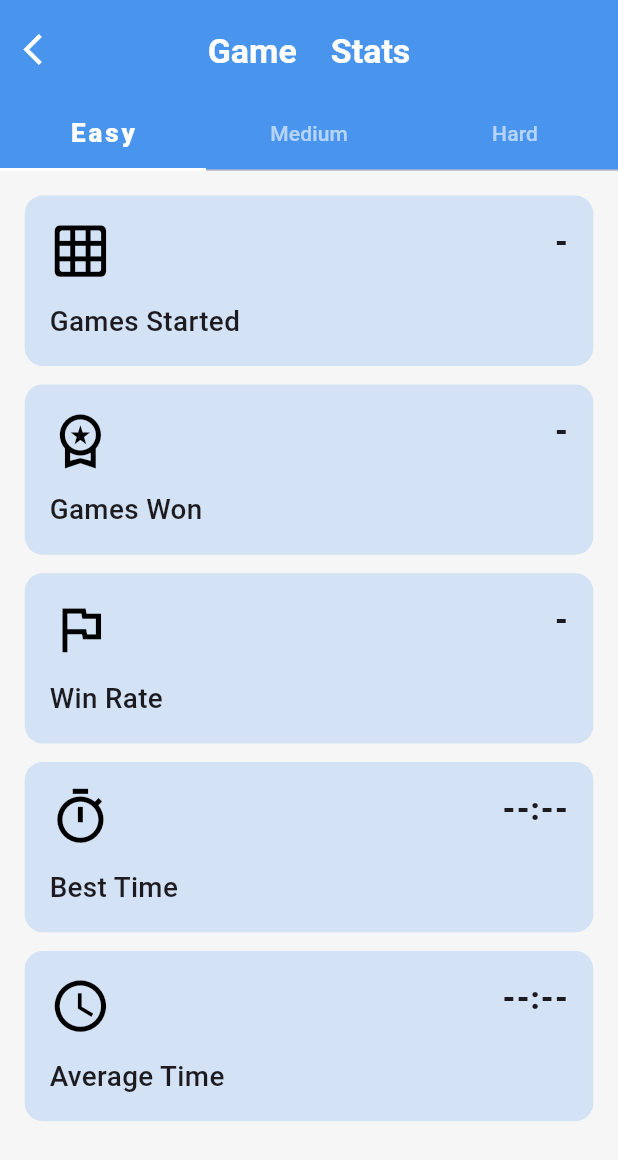
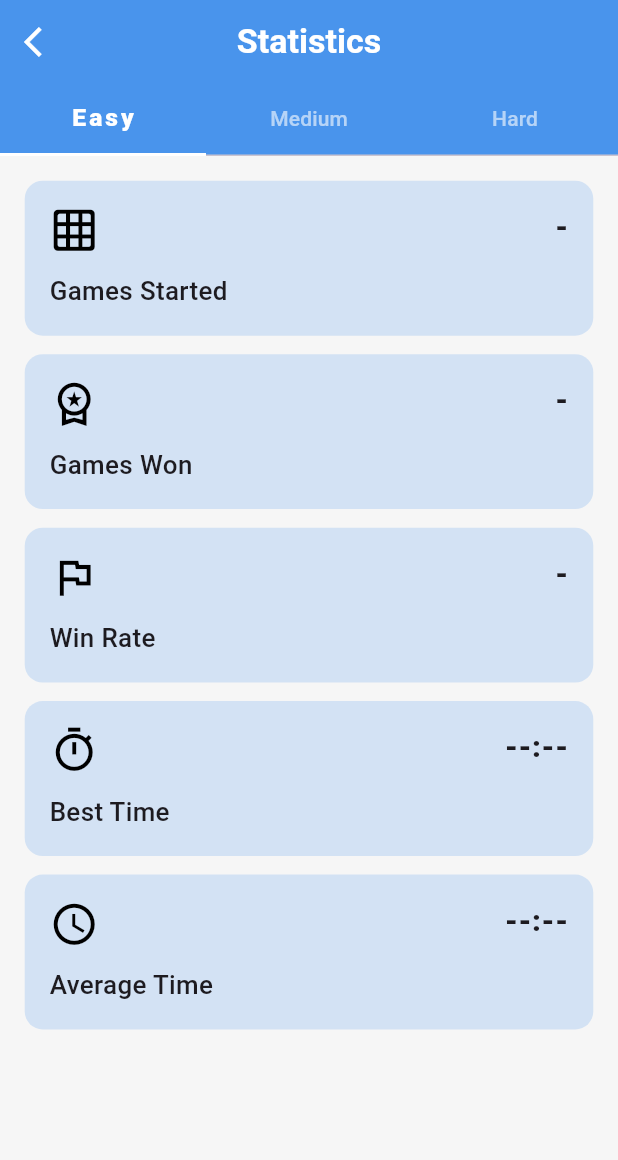
Before and after one commit to recepsenoglu/minesweeper, a Flutter app: the screen it shows after launch, after a tap on "Statistics", on a phone screen of 412 x 824 dp. Shown: the top 1160 px of the screen. Run offline on Flutter 3.47's test engine with Material 3 defaults, Android fonts, the phone set to English and light mode, and no system bars; our stand-ins replace easy_localization, google_fonts, in_app_review, just_audio, share_plus, shared_preferences.

Commit message:
statistics view fixed and translated

```diff
--- a/assets/translations/en-US.json
+++ b/assets/translations/en-US.json
@@ -12,5 +12,16 @@
     "version": "Version {}",
     "moreGames": "More games",
     "developerWebsite": "Developer's website",
-    "privacyPolicy": "Privacy policy"
+    "privacyPolicy": "Privacy policy",
+
+    "easy": "Easy",
+    "medium": "Medium",
+    "hard": "Hard",
+    "gamesStarted": "Games Started",
+    "gamesWon": "Games Won",
+    "winRate": "Win Rate",
+    "bestTime": "Best Time",
+    "averageTime": "Average Time",
+
+    "statisticsError": "There has been an error getting statistics. Please try again later."
 }
--- a/assets/translations/tr-TR.json
+++ b/assets/translations/tr-TR.json
@@ -12,5 +12,16 @@
     "version": "Versiyon {}",
     "moreGames": "Daha fazla oyun",
     "developerWebsite": "Geliştirici web sitesi",
-    "privacyPolicy": "Gizlilik Politikası"
+    "privacyPolicy": "Gizlilik Politikası",
+
+    "easy": "Kolay",
+    "medium": "Orta",
+    "hard": "Zor",
+    "gamesStarted": "Başlatılan Oyunlar",
+    "gamesWon": "Kazanılan Oyunlar",
+    "winRate": "Kazanma Oranı",
+    "bestTime": "En iyi süre",
+    "averageTime": "Ortalama süre",
+
+    "statisticsError": "İstatistikler yüklenirken bir hata oluştu. Lütfen daha sonra tekrar deneyin."
 }
--- /dev/null
+++ b/lib/mixins/statistics_mixin.dart
@@ -0,0 +1,41 @@
+import 'package:minesweeper/helper/shared_helper.dart';
+import 'package:minesweeper/utils/game_consts.dart';
+
+mixin StatisticsMixin {
+  String timeFormatter(int? time) {
+    if (time == null) {
+      return "--:--";
+    }
+    Duration duration = Duration(seconds: time);
+    int minutes = duration.inMinutes;
+    int seconds = duration.inSeconds - minutes * 60;
+    return "${(minutes > 9 ? "" : "0")}$minutes:${(seconds > 9 ? "" : "0")}$seconds";
+  }
+
+  Future<Map<String, dynamic>> getStatistic(GameMode gameMode) async {
+    final SharedHelper sharedHelper = await SharedHelper.init();
+
+    int? gamesStarted = await sharedHelper.getGamesStarted(gameMode);
+    int? gamesWon = await sharedHelper.getGamesWon(gameMode);
+    int? bestTime = await sharedHelper.getBestTime(gameMode);
+    int? averageTime = await sharedHelper.getAverageTime(gameMode);
+
+    String? winRate;
+
+    if (gamesStarted != null) {
+      if (gamesWon != null) {
+        winRate = "${(gamesWon * 100 / gamesStarted).round()}%";
+      } else {
+        winRate = "0%";
+      }
+    }
+
+    return {
+      "gamesStarted": gamesStarted,
+      "gamesWon": gamesWon,
+      "winRate": winRate,
+      "bestTime": timeFormatter(bestTime),
+      "averageTime": timeFormatter(averageTime),
+    };
+  }
+}
--- a/lib/view/statistics_view/statistics_view.dart
+++ b/lib/view/statistics_view/statistics_view.dart
@@ -1,3 +1,4 @@
+import 'package:easy_localization/easy_localization.dart';
 import 'package:flutter/material.dart';
 
 import '../../utils/game_colors.dart';
@@ -18,9 +19,8 @@ class StatisticsView extends StatelessWidget {
         appBar: AppBar(
           elevation: 0,
           centerTitle: true,
-          toolbarHeight: GameSizes.getHeight(0.08),
           backgroundColor: GameColors.darkBlue,
-          title: const Text(GameStrings.gameStats),
+          title: Text("statistics".tr()),
           titleTextStyle: TextStyle(
             color: Colors.white,
             fontWeight: FontWeight.bold,
@@ -30,8 +30,6 @@ class StatisticsView extends StatelessWidget {
             onPressed: () {
               Navigator.pop(context);
             },
-            iconSize: GameSizes.getWidth(0.06),
-            splashRadius: GameSizes.getWidth(0.06),
             icon: const Icon(
               Icons.arrow_back_ios,
               color: Colors.white,
@@ -41,17 +39,16 @@ class StatisticsView extends StatelessWidget {
             indicatorColor: Colors.white,
             indicatorSize: TabBarIndicatorSize.tab,
             indicatorWeight: 2,
-            tabs: const [
-              Tab(text: GameStrings.easy),
-              Tab(text: GameStrings.medium),
-              Tab(text: GameStrings.hard),
+            tabs: [
+              Tab(text: "easy".tr()),
+              Tab(text: "medium".tr()),
+              Tab(text: "hard".tr()),
             ],
-            // indicator: const BoxDecoration(),
             labelStyle: TextStyle(
               letterSpacing: 2,
               color: Colors.white,
               fontWeight: FontWeight.w800,
-              fontSize: GameSizes.getWidth(0.042),
+              fontSize: GameSizes.getWidth(0.04),
             ),
             unselectedLabelStyle: const TextStyle(color: Colors.white60),
           ),
--- a/lib/view/statistics_view/stats_table.dart
+++ b/lib/view/statistics_view/stats_table.dart
@@ -1,55 +1,17 @@
+import 'package:easy_localization/easy_localization.dart';
 import 'package:flutter/material.dart';
 
-import '../../helper/shared_helper.dart';
+import '../../mixins/statistics_mixin.dart';
 import '../../utils/game_colors.dart';
 import '../../utils/game_consts.dart';
 import '../../utils/game_sizes.dart';
 
-class StatsTable extends StatelessWidget {
+class StatsTable extends StatelessWidget with StatisticsMixin {
   final GameMode gameMode;
   const StatsTable({super.key, required this.gameMode});
 
-  String timeFormatter(int? time) {
-    if (time == null) {
-      return "--:--";
-    }
-    Duration duration = Duration(seconds: time);
-    int minutes = duration.inMinutes;
-    int seconds = duration.inSeconds - minutes * 60;
-    return "${(minutes > 9 ? "" : "0")}$minutes:${(seconds > 9 ? "" : "0")}$seconds";
-  }
-
-  Future<Map<String, dynamic>> getStatistic(GameMode gameMode) async {
-    final SharedHelper sharedHelper = await SharedHelper.init();
-
-    int? gamesStarted = await sharedHelper.getGamesStarted(gameMode);
-    int? gamesWon = await sharedHelper.getGamesWon(gameMode);
-    int? bestTime = await sharedHelper.getBestTime(gameMode);
-    int? averageTime = await sharedHelper.getAverageTime(gameMode);
-
-    String? winRate;
-
-    if (gamesStarted != null) {
-      if (gamesWon != null) {
-        winRate = "${(gamesWon * 100 / gamesStarted).round()}%";
-      } else {
-        winRate = "0%";
-      }
-    }
-
-    return {
-      "gamesStarted": gamesStarted,
-      "gamesWon": gamesWon,
-      "winRate": winRate,
-      "bestTime": timeFormatter(bestTime),
-      "averageTime": timeFormatter(averageTime),
-    };
-  }
-
   @override
   Widget build(BuildContext context) {
-    const String errorStr =
-        "There has been an error getting statistics. Please try again later.";
     return FutureBuilder(
         future: getStatistic(gameMode),
         builder: (context, snapshot) {
@@ -57,7 +19,7 @@ class StatsTable extends StatelessWidget {
             return const Center(child: CircularProgressIndicator());
           }
           if (!snapshot.hasData) {
-            return const Center(child: Text(errorStr));
+            return Center(child: Text("statisticsError".tr()));
           }
 
           Map<String, dynamic> stats = snapshot.data!;
@@ -68,27 +30,27 @@ class StatsTable extends StatelessWidget {
               children: [
                 StatWidget(
                   iconData: Icons.grid_on_rounded,
-                  statName: "Games Started",
+                  statName: "gamesStarted".tr(),
                   statValue: stats['gamesStarted'],
                 ),
                 StatWidget(
                   iconData: Icons.workspace_premium_outlined,
-                  statName: "Games Won",
+                  statName: "gamesWon".tr(),
                   statValue: stats['gamesWon'],
                 ),
                 StatWidget(
                   iconData: Icons.flag_outlined,
-                  statName: "Win Rate",
+                  statName: "winRate".tr(),
                   statValue: stats['winRate'],
                 ),
                 StatWidget(
                   iconData: Icons.timer_outlined,
-                  statName: "Best Time",
+                  statName: "bestTime".tr(),
                   statValue: stats['bestTime'],
                 ),
                 StatWidget(
                   iconData: Icons.access_time_sharp,
-                  statName: "Average Time",
+                  statName: "averageTime".tr(),
                   statValue: stats['averageTime'],
                 ),
               ],
@@ -127,7 +89,7 @@ class StatWidget extends StatelessWidget {
             children: [
               Icon(
                 iconData,
-                size: GameSizes.getWidth(0.1),
+                size: GameSizes.getWidth(0.08),
                 color: Colors.black,
               ),
               SizedBox(height: GameSizes.getHeight(0.015)),
@@ -135,7 +97,7 @@ class StatWidget extends StatelessWidget {
                 statName,
                 style: TextStyle(
                   fontWeight: FontWeight.w500,
-                  fontSize: GameSizes.getWidth(0.045),
+                  fontSize: GameSizes.getWidth(0.042),
                 ),
               ),
             ],
@@ -144,7 +106,7 @@ class StatWidget extends StatelessWidget {
             statValue == null ? "-" : statValue.toString(),
             style: TextStyle(
               fontWeight: FontWeight.w800,
-              fontSize: GameSizes.getWidth(0.05),
+              fontSize: GameSizes.getWidth(0.048),
             ),
           ),
         ],
```
